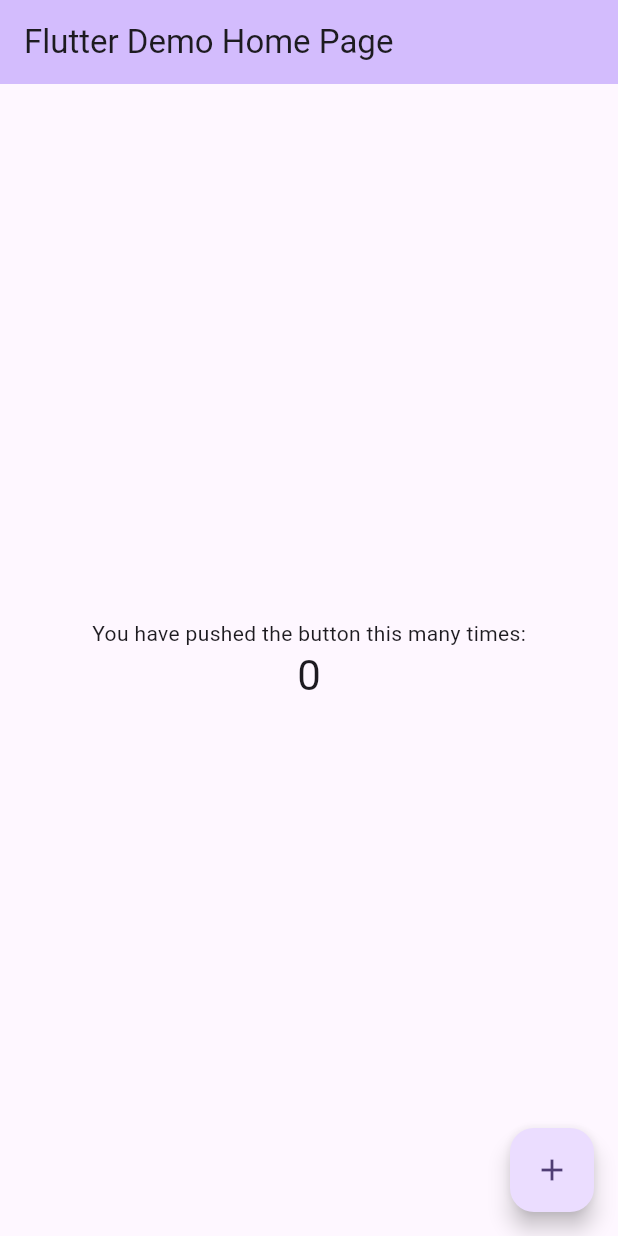
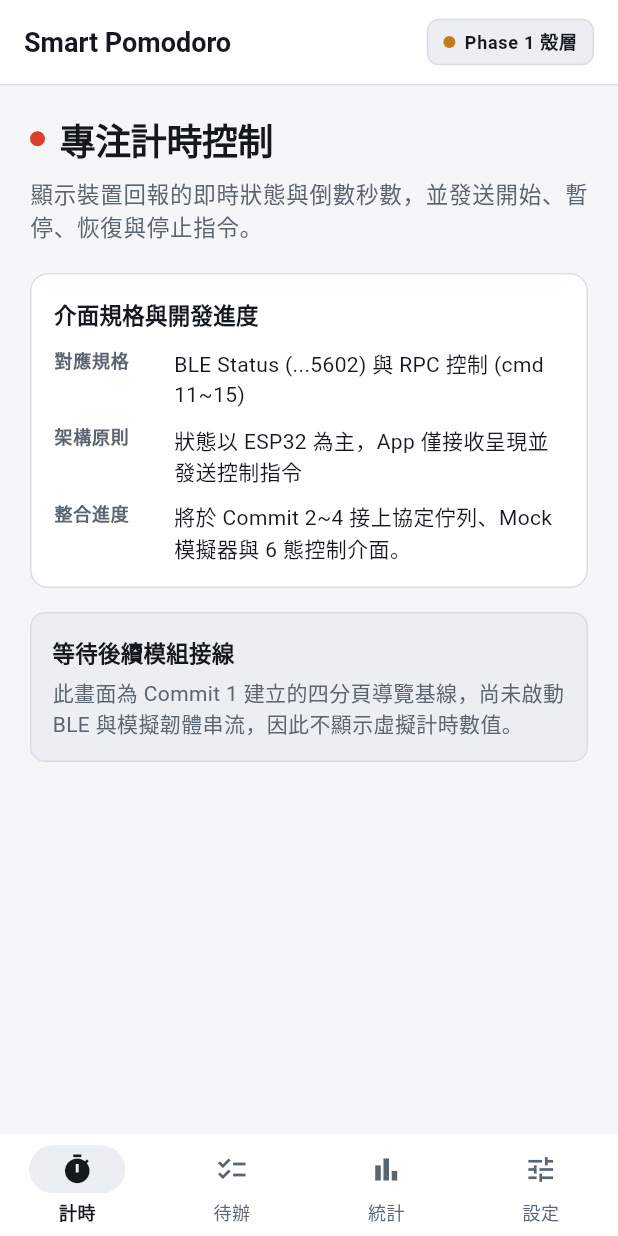
Before and after one commit to an920107/pomodoro, a Flutter app: the screen it shows after launch, on a phone screen of 412 x 824 dp. Run offline on Flutter 3.47's test engine with Material 3 defaults, Android fonts, the phone set to English and light mode, and no system bars; our stand-ins replace flutter_riverpod, material_ui.

Commit message:
chore(app): setup dependencies, android permissions, logger, and 4-tab shell

```diff
--- /dev/null
+++ b/app/lib/app.dart
@@ -0,0 +1,19 @@
+import 'package:material_ui/material_ui.dart';
+
+import 'core/theme/app_theme.dart';
+import 'ui/shell/main_shell_screen.dart';
+
+/// Root widget for Smart Pomodoro (Phase 1).
+class PomodoroApp extends StatelessWidget {
+  const PomodoroApp({super.key});
+
+  @override
+  Widget build(BuildContext context) {
+    return MaterialApp(
+      title: 'Smart Pomodoro',
+      debugShowCheckedModeBanner: false,
+      theme: AppTheme.light(),
+      home: const MainShellScreen(),
+    );
+  }
+}
--- /dev/null
+++ b/app/lib/core/logging/app_logger.dart
@@ -0,0 +1,103 @@
+import 'dart:async';
+
+import 'package:flutter/foundation.dart';
+
+/// Structured log categories aligned with ADB `logcat -s flutter:V` filtering
+/// and the in-app Packet Inspector.
+enum LogCategory {
+  bleTx('[BLE-TX]'),
+  bleRx('[BLE-RX]'),
+  sync('[SYNC]'),
+  guard('[GUARD]'),
+  app('[APP]');
+
+  const LogCategory(this.tag);
+
+  final String tag;
+}
+
+/// Immutable single log entry stored inside [AppLogger]'s ring buffer.
+class LogEntry {
+  const LogEntry({
+    required this.timestamp,
+    required this.category,
+    required this.message,
+  });
+
+  final DateTime timestamp;
+  final LogCategory category;
+  final String message;
+
+  String get tag => category.tag;
+
+  String format() {
+    final hh = timestamp.hour.toString().padLeft(2, '0');
+    final mm = timestamp.minute.toString().padLeft(2, '0');
+    final ss = timestamp.second.toString().padLeft(2, '0');
+    final ms = timestamp.millisecond.toString().padLeft(3, '0');
+    return '$hh:$mm:$ss.$ms $tag $message';
+  }
+}
+
+/// Ring-buffer logger that prints formatted lines to Flutter console (`logcat`)
+/// and broadcasts updates for UI log inspectors.
+class AppLogger {
+  AppLogger({
+    this.maxEntries = 300,
+    void Function(String line)? printer,
+  })  : assert(maxEntries > 0),
+        _printer = printer ?? _defaultPrinter;
+
+  static final AppLogger instance = AppLogger();
+
+  final int maxEntries;
+  final void Function(String line) _printer;
+  final List<LogEntry> _entries = <LogEntry>[];
+  final StreamController<List<LogEntry>> _controller =
+      StreamController<List<LogEntry>>.broadcast();
+
+  static void _defaultPrinter(String line) {
+    debugPrint(line);
+  }
+
+  List<LogEntry> get entries => List<LogEntry>.unmodifiable(_entries);
+
+  Stream<List<LogEntry>> get stream => _controller.stream;
+
+  void log(LogCategory category, String message) {
+    final entry = LogEntry(
+      timestamp: DateTime.now(),
+      category: category,
+      message: message,
+    );
+    if (_entries.length >= maxEntries) {
+      _entries.removeAt(0);
+    }
+    _entries.add(entry);
+    _printer('${entry.tag} ${entry.message}');
+    if (!_controller.isClosed) {
+      _controller.add(entries);
+    }
+  }
+
+  void bleTx(String message) => log(LogCategory.bleTx, message);
+
+  void bleRx(String message) => log(LogCategory.bleRx, message);
+
+  void sync(String message) => log(LogCategory.sync, message);
+
+  void guard(String message) => log(LogCategory.guard, message);
+
+  void app(String message) => log(LogCategory.app, message);
+
+  void clear() {
+    _entries.clear();
+    if (!_controller.isClosed) {
+      _controller.add(const <LogEntry>[]);
+    }
+  }
+
+  void dispose() {
+    _controller.close();
+  }
+}
--- /dev/null
+++ b/app/lib/core/theme/app_theme.dart
@@ -0,0 +1,142 @@
+import 'package:material_ui/material_ui.dart';
+
+/// Color tokens for the "Matte Desk Instrument" visual system.
+abstract final class AppColors {
+  static const Color canvas = Color(0xFFF5F6F7);
+  static const Color surface = Color(0xFFFFFFFF);
+  static const Color surfaceRecessed = Color(0xFFEBEEF2);
+  static const Color border = Color(0xFFD8DEE6);
+  static const Color ink = Color(0xFF14191F);
+  static const Color inkMuted = Color(0xFF5A6572);
+
+  static const Color signalFocus = Color(0xFFE03E2D);
+  static const Color signalBreak = Color(0xFF1F7A5C);
+  static const Color signalWarn = Color(0xFFC87A19);
+}
+
+/// Application-wide Material theme configured for clean contrast and
+/// tabular numerals on physical timer displays.
+abstract final class AppTheme {
+  static ThemeData light() {
+    const tabular = <FontFeature>[FontFeature.tabularFigures()];
+
+    final colorScheme = ColorScheme.fromSeed(
+      seedColor: AppColors.signalFocus,
+      surface: AppColors.surface,
+      onSurface: AppColors.ink,
+    ).copyWith(
+      primary: AppColors.signalFocus,
+      onPrimary: AppColors.surface,
+      secondary: AppColors.signalBreak,
+      onSecondary: AppColors.surface,
+      surface: AppColors.surface,
+      onSurface: AppColors.ink,
+      outline: AppColors.border,
+    );
+
+    const baseTextTheme = TextTheme(
+      displayLarge: TextStyle(
+        fontSize: 52,
+        fontWeight: FontWeight.w600,
+        letterSpacing: -1.5,
+        color: AppColors.ink,
+        fontFeatures: tabular,
+      ),
+      displayMedium: TextStyle(
+        fontSize: 36,
+        fontWeight: FontWeight.w600,
+        letterSpacing: -0.8,
+        color: AppColors.ink,
+        fontFeatures: tabular,
+      ),
+      headlineMedium: TextStyle(
+        fontSize: 24,
+        fontWeight: FontWeight.w600,
+        letterSpacing: -0.3,
+        color: AppColors.ink,
+        fontFeatures: tabular,
+      ),
+      titleLarge: TextStyle(
+        fontSize: 18,
+        fontWeight: FontWeight.w600,
+        color: AppColors.ink,
+        fontFeatures: tabular,
+      ),
+      titleMedium: TextStyle(
+        fontSize: 15,
+        fontWeight: FontWeight.w600,
+        color: AppColors.ink,
+      ),
+      bodyLarge: TextStyle(
+        fontSize: 15,
+        height: 1.45,
+        color: AppColors.ink,
+      ),
+      bodyMedium: TextStyle(
+        fontSize: 14,
+        height: 1.45,
+        color: AppColors.inkMuted,
+        fontFeatures: tabular,
+      ),
+      labelMedium: TextStyle(
+        fontSize: 12,
+        fontWeight: FontWeight.w600,
+        color: AppColors.inkMuted,
+      ),
+    );
+
+    return ThemeData(
+      useMaterial3: true,
+      colorScheme: colorScheme,
+      scaffoldBackgroundColor: AppColors.canvas,
+      textTheme: baseTextTheme,
+      appBarTheme: const AppBarTheme(
+        elevation: 0,
+        scrolledUnderElevation: 0,
+        centerTitle: false,
+        backgroundColor: AppColors.surface,
+        foregroundColor: AppColors.ink,
+        titleTextStyle: TextStyle(
+          fontSize: 18,
+          fontWeight: FontWeight.w600,
+          color: AppColors.ink,
+        ),
+      ),
+      cardTheme: CardThemeData(
+        elevation: 0,
+        color: AppColors.surface,
+        margin: EdgeInsets.zero,
+        shape: RoundedRectangleBorder(
+          borderRadius: BorderRadius.circular(12),
+          side: const BorderSide(color: AppColors.border),
+        ),
+      ),
+      dividerTheme: const DividerThemeData(
+        color: AppColors.border,
+        thickness: 1,
+        space: 1,
+      ),
+      navigationBarTheme: NavigationBarThemeData(
+        backgroundColor: AppColors.surface,
+        elevation: 0,
+        height: 68,
+        indicatorColor: AppColors.surfaceRecessed,
+        iconTheme: WidgetStateProperty.resolveWith((states) {
+          final selected = states.contains(WidgetState.selected);
+          return IconThemeData(
+            color: selected ? AppColors.ink : AppColors.inkMuted,
+            size: 22,
+          );
+        }),
+        labelTextStyle: WidgetStateProperty.resolveWith((states) {
+          final selected = states.contains(WidgetState.selected);
+          return TextStyle(
+            fontSize: 12,
+            fontWeight: selected ? FontWeight.w600 : FontWeight.w500,
+            color: selected ? AppColors.ink : AppColors.inkMuted,
+          );
+        }),
+      ),
+    );
+  }
+}
--- a/app/lib/main.dart
+++ b/app/lib/main.dart
@@ -1,122 +1,11 @@
+import 'package:flutter_riverpod/flutter_riverpod.dart';
 import 'package:material_ui/material_ui.dart';
 
+import 'app.dart';
+import 'core/logging/app_logger.dart';
+
 void main() {
-  runApp(const MyApp());
+  WidgetsFlutterBinding.ensureInitialized();
+  AppLogger.instance.app('Smart Pomodoro shell initialized');
+  runApp(const ProviderScope(child: PomodoroApp()));
 }
-
-class MyApp extends StatelessWidget {
-  const MyApp({super.key});
-
-  // This widget is the root of your application.
-  @override
-  Widget build(BuildContext context) {
-    return MaterialApp(
-      title: 'Flutter Demo',
-      theme: ThemeData(
-        // This is the theme of your application.
-        //
-        // TRY THIS: Try running your application with "flutter run". You'll see
-        // the application has a purple toolbar. Then, without quitting the app,
-        // try changing the seedColor in the colorScheme below to Colors.green
-        // and then invoke "hot reload" (save your changes or press the "hot
-        // reload" button in a Flutter-supported IDE, or press "r" if you used
-        // the command line to start the app).
-        //
-        // Notice that the counter didn't reset back to zero; the application
-        // state is not lost during the reload. To reset the state, use hot
-        // restart instead.
-        //
-        // This works for code too, not just values: Most code changes can be
-        // tested with just a hot reload.
-        colorScheme: .fromSeed(seedColor: Colors.deepPurple),
-      ),
-      home: const MyHomePage(title: 'Flutter Demo Home Page'),
-    );
-  }
-}
-
-class MyHomePage extends StatefulWidget {
-  const MyHomePage({super.key, required this.title});
-
-  // This widget is the home page of your application. It is stateful, meaning
-  // that it has a State object (defined below) that contains fields that affect
-  // how it looks.
-
-  // This class is the configuration for the state. It holds the values (in this
-  // case the title) provided by the parent (in this case the App widget) and
-  // used by the build method of the State. Fields in a Widget subclass are
-  // always marked "final".
-
-  final String title;
-
-  @override
-  State<MyHomePage> createState() => _MyHomePageState();
-}
-
-class _MyHomePageState extends State<MyHomePage> {
-  int _counter = 0;
-
-  void _incrementCounter() {
-    setState(() {
-      // This call to setState tells the Flutter framework that something has
-      // changed in this State, which causes it to rerun the build method below
-      // so that the display can reflect the updated values. If we changed
-      // _counter without calling setState(), then the build method would not be
-      // called again, and so nothing would appear to happen.
-      _counter++;
-    });
-  }
-
-  @override
-  Widget build(BuildContext context) {
-    // This method is rerun every time setState is called, for instance as done
-    // by the _incrementCounter method above.
-    //
-    // The Flutter framework has been optimized to make rerunning build methods
-    // fast, so that you can just rebuild anything that needs updating rather
-    // than having to individually change instances of widgets.
-    return Scaffold(
-      appBar: AppBar(
-        // TRY THIS: Try changing the color here to a specific color (to
-        // Colors.amber, perhaps?) and trigger a hot reload to see the AppBar
-        // change color while the other colors stay the same.
-        backgroundColor: Theme.of(context).colorScheme.inversePrimary,
-        // Here we take the value from the MyHomePage object that was created by
-        // the App.build method, and use it to set our appbar title.
-        title: Text(widget.title),
-      ),
-      body: Center(
-        // Center is a layout widget. It takes a single child and positions it
-        // in the middle of the parent.
-        child: Column(
-          // Column is also a layout widget. It takes a list of children and
-          // arranges them vertically. By default, it sizes itself to fit its
-          // children horizontally, and tries to be as tall as its parent.
-          //
-          // Column has various properties to control how it sizes itself and
-          // how it positions its children. Here we use mainAxisAlignment to
-          // center the children vertically; the main axis here is the vertical
-          // axis because Columns are vertical (the cross axis would be
-          // horizontal).
-          //
-          // TRY THIS: Invoke "debug painting" (choose the "Toggle Debug Paint"
-          // action in the IDE, or press "p" in the console), to see the
-          // wireframe for each widget.
-          mainAxisAlignment: .center,
-          children: [
-            const Text('You have pushed the button this many times:'),
-            Text(
-              '$_counter',
-              style: Theme.of(context).textTheme.headlineMedium,
-            ),
-          ],
-        ),
-      ),
-      floatingActionButton: FloatingActionButton(
-        onPressed: _incrementCounter,
-        tooltip: 'Increment',
-        child: const Icon(Icons.add),
-      ),
-    );
-  }
-}
--- /dev/null
+++ b/app/lib/ui/shell/main_shell_screen.dart
@@ -0,0 +1,315 @@
+import 'package:flutter_riverpod/flutter_riverpod.dart';
+import 'package:material_ui/material_ui.dart';
+
+import '../../core/logging/app_logger.dart';
+import '../../core/theme/app_theme.dart';
+
+/// Top-level navigation tabs for the Phase 1 application shell.
+enum AppTab {
+  timer(
+    label: '計時',
+    headline: '專注計時控制',
+    summary: '顯示裝置回報的即時狀態與倒數秒數，並發送開始、暫停、恢復與停止指令。',
+    specSection: 'BLE Status (...5602) 與 RPC 控制 (cmd 11~15)',
+    nextStep: '將於 Commit 2~4 接上協定佇列、Mock 模擬器與 6 態控制介面。',
+    accentColor: AppColors.signalFocus,
+  ),
+  todos(
+    label: '待辦',
+    headline: '待辦事項清單',
+    summary: '管理儲存在裝置 NVS 中的待辦事項，支援純 ASCII 標題、完成標記與拖曳排序。',
+    specSection: '待辦操作指令 (cmd 200~205，上限 10 筆)',
+    nextStep: '將於 Commit 5 實作新增、編輯、刪除與相鄰交換排序。',
+    accentColor: AppColors.ink,
+  ),
+  stats(
+    label: '統計',
+    headline: '專注歷史與報表',
+    summary: '保存裝置同步回來的專注與休息紀錄，呈現今日累積、近七日趨勢與待辦耗時分佈。',
+    specSection: '歷史紀錄同步 (cmd 300~301) 與 SQLite 本地資料庫',
+    nextStep: '將於 Commit 6 實作五步驟連線同步與自繪統計圖表。',
+    accentColor: AppColors.signalBreak,
+  ),
+  settings(
+    label: '設定',
+    headline: '裝置參數與專注防護',
+    summary: '調整專注與休息時長、提示音與離位感測參數，並管理 Android 勿擾與應用程式鎖定。',
+    specSection: '裝置設定 (cmd 100~101) 與 FocusGuard 原生服務',
+    nextStep: '將於 Commit 5、7、8 陸續接上參數設定、真實藍牙與原生守護服務。',
+    accentColor: AppColors.signalWarn,
+  );
+
+  const AppTab({
+    required this.label,
+    required this.headline,
+    required this.summary,
+    required this.specSection,
+    required this.nextStep,
+    required this.accentColor,
+  });
+
+  final String label;
+  final String headline;
+  final String summary;
+  final String specSection;
+  final String nextStep;
+  final Color accentColor;
+}
+
+/// Manages active bottom navigation tab selection.
+class SelectedTabNotifier extends Notifier<AppTab> {
+  @override
+  AppTab build() => AppTab.timer;
+
+  void select(AppTab tab) {
+    if (state == tab) return;
+    state = tab;
+    AppLogger.instance.app('Switched tab -> ${tab.name}');
+  }
+}
+
+final selectedTabProvider = NotifierProvider<SelectedTabNotifier, AppTab>(
+  SelectedTabNotifier.new,
+);
+
+/// Root 4-tab application shell for Smart Pomodoro (Phase 1).
+class MainShellScreen extends ConsumerWidget {
+  const MainShellScreen({super.key});
+
+  @override
+  Widget build(BuildContext context, WidgetRef ref) {
+    final activeTab = ref.watch(selectedTabProvider);
+
+    return Scaffold(
+      appBar: AppBar(
+        title: const Text('Smart Pomodoro'),
+        actions: const <Widget>[
+          Padding(
+            padding: EdgeInsets.only(right: 16),
+            child: _ModeBadge(),
+          ),
+        ],
+        bottom: const PreferredSize(
+          preferredSize: Size.fromHeight(1),
+          child: Divider(height: 1),
+        ),
+      ),
+      body: SafeArea(
+        child: SingleChildScrollView(
+          padding: const EdgeInsets.all(20),
+          child: _TabPlaceholderPanel(
+            key: Key('screen_${activeTab.name}'),
+            tab: activeTab,
+          ),
+        ),
+      ),
+      bottomNavigationBar: DecoratedBox(
+        decoration: const BoxDecoration(
+          border: Border(
+            top: BorderSide(color: AppColors.border),
+          ),
+        ),
+        child: NavigationBar(
+          selectedIndex: activeTab.index,
+          onDestinationSelected: (index) {
+            ref.read(selectedTabProvider.notifier).select(AppTab.values[index]);
+          },
+          destinations: const <NavigationDestination>[
+            NavigationDestination(
+              key: Key('nav_timer'),
+              icon: Icon(Icons.timer_outlined),
+              selectedIcon: Icon(Icons.timer),
+              label: '計時',
+            ),
+            NavigationDestination(
+              key: Key('nav_todos'),
+              icon: Icon(Icons.checklist_outlined),
+              selectedIcon: Icon(Icons.checklist_rounded),
+              label: '待辦',
+            ),
+            NavigationDestination(
+              key: Key('nav_stats'),
+              icon: Icon(Icons.bar_chart_outlined),
+              selectedIcon: Icon(Icons.bar_chart_rounded),
+              label: '統計',
+            ),
+            NavigationDestination(
+              key: Key('nav_settings'),
+              icon: Icon(Icons.tune_outlined),
+              selectedIcon: Icon(Icons.tune_rounded),
+              label: '設定',
+            ),
+          ],
+        ),
+      ),
+    );
+  }
+}
+
+class _ModeBadge extends StatelessWidget {
+  const _ModeBadge();
+
+  @override
+  Widget build(BuildContext context) {
+    return Container(
+      padding: const EdgeInsets.symmetric(horizontal: 10, vertical: 6),
+      decoration: BoxDecoration(
+        color: AppColors.surfaceRecessed,
+        borderRadius: BorderRadius.circular(8),
+        border: Border.all(color: AppColors.border),
+      ),
+      child: Row(
+        mainAxisSize: MainAxisSize.min,
+        children: <Widget>[
+          Container(
+            width: 8,
+            height: 8,
+            decoration: const BoxDecoration(
+              color: AppColors.signalWarn,
+              shape: BoxShape.circle,
+            ),
+          ),
+          const SizedBox(width: 6),
+          Text(
+            'Phase 1 殼層',
+            style: Theme.of(context).textTheme.labelMedium?.copyWith(
+                  color: AppColors.ink,
+                ),
+          ),
+        ],
+      ),
+    );
+  }
+}
+
+class _TabPlaceholderPanel extends StatelessWidget {
+  const _TabPlaceholderPanel({
+    super.key,
+    required this.tab,
+  });
+
+  final AppTab tab;
+
+  @override
+  Widget build(BuildContext context) {
+    final textTheme = Theme.of(context).textTheme;
+
+    return Column(
+      crossAxisAlignment: CrossAxisAlignment.start,
+      children: <Widget>[
+        Row(
+          children: <Widget>[
+            Container(
+              width: 10,
+              height: 10,
+              decoration: BoxDecoration(
+                color: tab.accentColor,
+                shape: BoxShape.circle,
+              ),
+            ),
+            const SizedBox(width: 10),
+            Expanded(
+              child: Text(
+                tab.headline,
+                style: textTheme.headlineMedium,
+              ),
+            ),
+          ],
+        ),
+        const SizedBox(height: 10),
+        Text(
+          tab.summary,
+          style: textTheme.bodyLarge?.copyWith(color: AppColors.inkMuted),
+        ),
+        const SizedBox(height: 20),
+        Card(
+          child: Padding(
+            padding: const EdgeInsets.all(16),
+            child: Column(
+              crossAxisAlignment: CrossAxisAlignment.start,
+              children: <Widget>[
+                Text(
+                  '介面規格與開發進度',
+                  style: textTheme.titleMedium,
+                ),
+                const SizedBox(height: 12),
+                _DetailRow(
+                  label: '對應規格',
+                  value: tab.specSection,
+                ),
+                const SizedBox(height: 10),
+                _DetailRow(
+                  label: '架構原則',
+                  value: '狀態以 ESP32 為主，App 僅接收呈現並發送控制指令',
+                ),
+                const SizedBox(height: 10),
+                _DetailRow(
+                  label: '整合進度',
+                  value: tab.nextStep,
+                ),
+              ],
+            ),
+          ),
+        ),
+        const SizedBox(height: 16),
+        Container(
+          width: double.infinity,
+          padding: const EdgeInsets.all(14),
+          decoration: BoxDecoration(
+            color: AppColors.surfaceRecessed,
+            borderRadius: BorderRadius.circular(10),
+            border: Border.all(color: AppColors.border),
+          ),
+          child: Column(
+            crossAxisAlignment: CrossAxisAlignment.start,
+            children: <Widget>[
+              Text(
+                '等待後續模組接線',
+                style: textTheme.titleMedium,
+              ),
+              const SizedBox(height: 6),
+              Text(
+                '此畫面為 Commit 1 建立的四分頁導覽基線，尚未啟動 BLE 與模擬韌體串流，因此不顯示虛擬計時數值。',
+                style: textTheme.bodyMedium,
+              ),
+            ],
+          ),
+        ),
+      ],
+    );
+  }
+}
+
+class _DetailRow extends StatelessWidget {
+  const _DetailRow({
+    required this.label,
+    required this.value,
+  });
+
+  final String label;
+  final String value;
+
+  @override
+  Widget build(BuildContext context) {
+    final textTheme = Theme.of(context).textTheme;
+    return Row(
+      crossAxisAlignment: CrossAxisAlignment.start,
+      children: <Widget>[
+        SizedBox(
+          width: 72,
+          child: Text(
+            label,
+            style: textTheme.labelMedium,
+          ),
+        ),
+        const SizedBox(width: 8),
+        Expanded(
+          child: Text(
+            value,
+            style: textTheme.bodyMedium?.copyWith(color: AppColors.ink),
+          ),
+        ),
+      ],
+    );
+  }
+}
```
Also changed, not shown: app/pubspec.yaml (+7 -0 lines), app/pubspec.lock, 5 other files.
